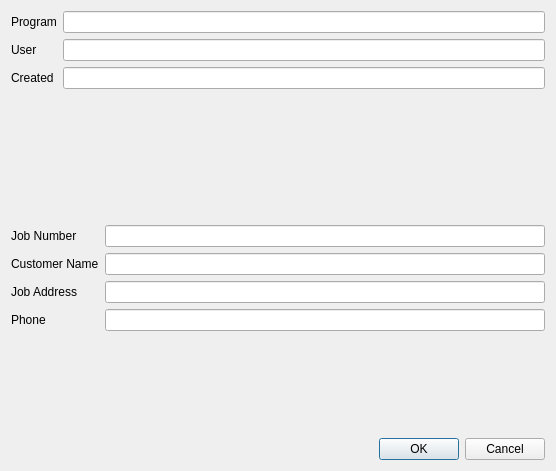
Above: SlitherCabinet/ui/NewJobDialog.ui from jameswaleedwilson/SlitherCabinet before the change. Below: the same form after it.
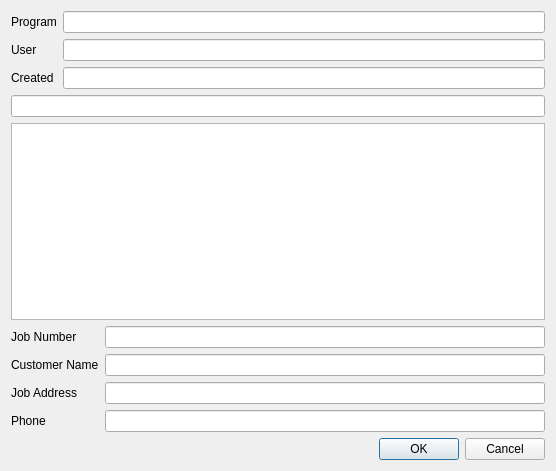
That is the form after the change.

Commit message: read jwt token

The edit to the form file:
```diff
--- a/SlitherCabinet/ui/NewJobDialog.ui
+++ b/SlitherCabinet/ui/NewJobDialog.ui
@@ -60,6 +60,23 @@
      </item>
     </layout>
    </item>
+   <item>
+    <widget class="QLineEdit" name="lineEdit_xero_search">
+     <property name="text">
+      <string/>
+     </property>
+     <property name="placeholderText">
+      <string extracomment="search xero contacts"/>
+     </property>
+    </widget>
+   </item>
+   <item>
+    <widget class="QTextEdit" name="textEdit_xero_contacts">
+     <property name="readOnly">
+      <bool>true</bool>
+     </property>
+    </widget>
+   </item>
    <item>
     <layout class="QFormLayout" name="formLayout">
      <item row="0" column="0">
```
The commit also changes 6 other files.
